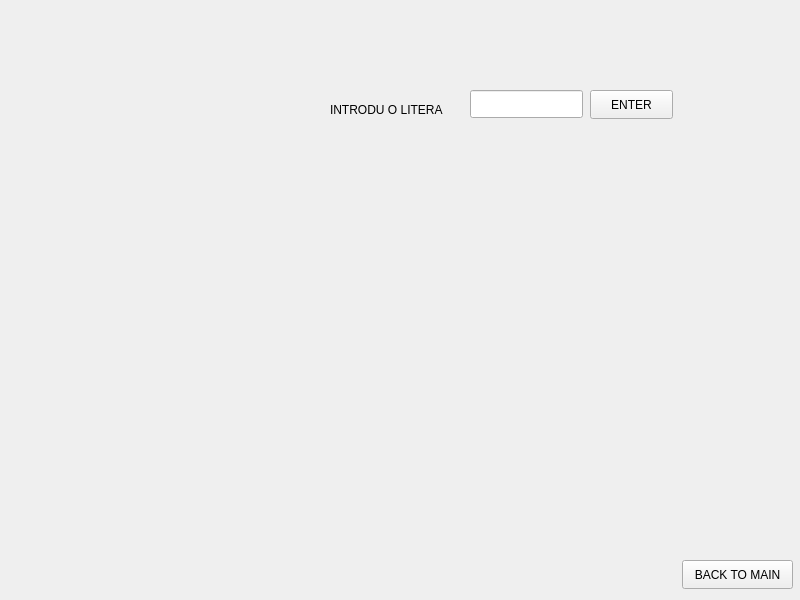
Old version of the form ctrial/playscreen.ui in the repository padure11/Proiect-C-.
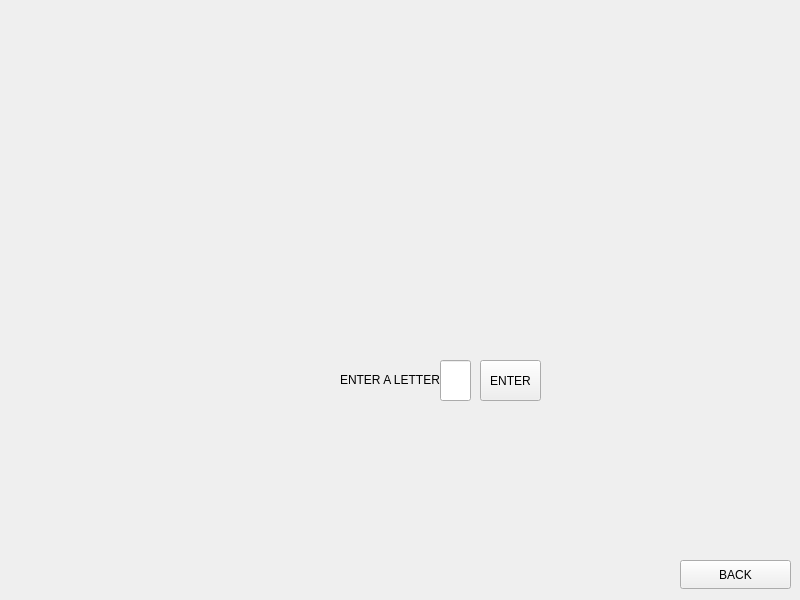
New version of the form.

What changed in the file:
```diff
--- a/ctrial/playscreen.ui
+++ b/ctrial/playscreen.ui
@@ -16,52 +16,52 @@
   <widget class="QPushButton" name="gotomain">
    <property name="geometry">
     <rect>
-     <x>682</x>
+     <x>680</x>
      <y>560</y>
      <width>111</width>
      <height>29</height>
     </rect>
    </property>
    <property name="text">
-    <string>BACK TO MAIN</string>
+    <string>BACK</string>
    </property>
   </widget>
   <widget class="QLineEdit" name="literainput">
    <property name="geometry">
     <rect>
-     <x>470</x>
-     <y>90</y>
-     <width>113</width>
-     <height>28</height>
+     <x>440</x>
+     <y>360</y>
+     <width>31</width>
+     <height>41</height>
     </rect>
    </property>
   </widget>
-  <widget class="QLabel" name="label">
-   <property name="geometry">
-    <rect>
-     <x>330</x>
-     <y>100</y>
-     <width>141</width>
-     <height>20</height>
-    </rect>
-   </property>
-   <property name="text">
-    <string>INTRODU O LITERA </string>
-   </property>
-  </widget>
   <widget class="QPushButton" name="confirmlitera">
    <property name="geometry">
     <rect>
-     <x>590</x>
-     <y>90</y>
-     <width>83</width>
-     <height>29</height>
+     <x>480</x>
+     <y>360</y>
+     <width>61</width>
+     <height>41</height>
     </rect>
    </property>
    <property name="text">
     <string>ENTER</string>
    </property>
   </widget>
+  <widget class="QLabel" name="label">
+   <property name="geometry">
+    <rect>
+     <x>340</x>
+     <y>370</y>
+     <width>111</width>
+     <height>20</height>
+    </rect>
+   </property>
+   <property name="text">
+    <string>ENTER A LETTER</string>
+   </property>
+  </widget>
  </widget>
  <resources/>
  <connections/>
```
